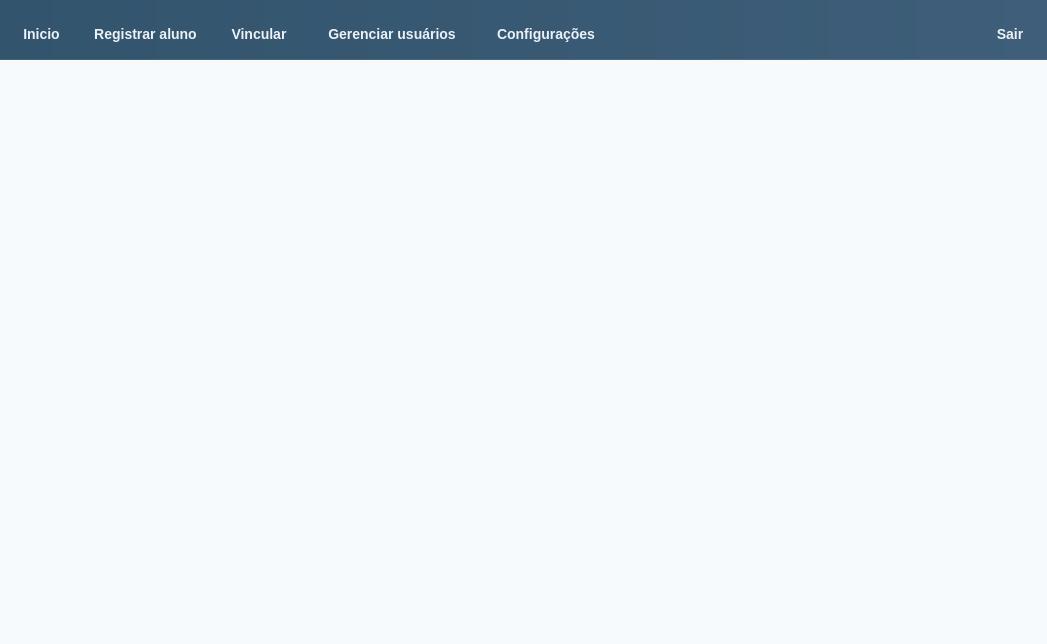
First picture: the form in uis/Main.ui, repository Samuenpd/SISPE, before the edit.
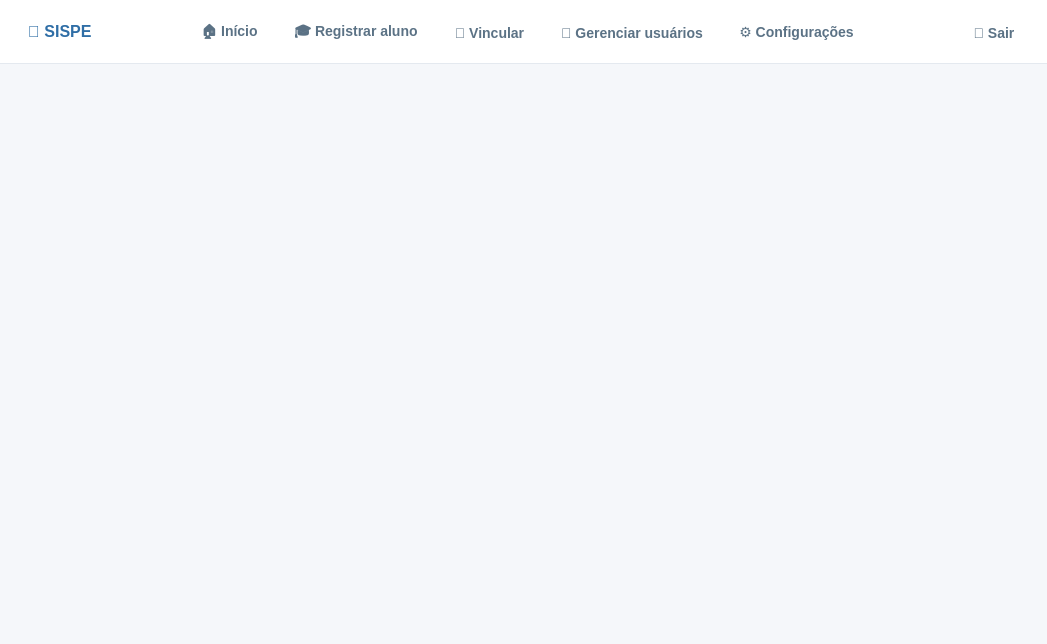
Second picture: the form after the edit.

The edit to the form file:
```diff
--- a/uis/Main.ui
+++ b/uis/Main.ui
@@ -7,7 +7,7 @@
   </property>
   <property name="windowTitle"><string>SISPE</string></property>
   <property name="styleSheet">
-   <string notr="true">QMainWindow { background: #F6FAFC; }</string>
+   <string notr="true">QMainWindow { background: #F5F7FA; }</string>
   </property>
   <widget class="QWidget" name="centralwidget">
    <layout class="QVBoxLayout" name="verticalLayout_4">
@@ -18,25 +18,57 @@
     <property name="bottomMargin"><number>0</number></property>
     <item>
      <widget class="QFrame" name="TopBar">
-      <property name="minimumSize"><size><width>0</width><height>60</height></size></property>
-      <property name="maximumSize"><size><width>16777215</width><height>60</height></size></property>
+      <property name="minimumSize"><size><width>0</width><height>64</height></size></property>
+      <property name="maximumSize"><size><width>16777215</width><height>64</height></size></property>
       <property name="styleSheet">
        <string notr="true">#TopBar { 
-         background: qlineargradient(x1:0, y1:0, x2:1, y2:0, stop:0 #33546D, stop:1 #3E5E79); 
+         background: #FFFFFF; 
          border: none; 
-         border-bottom: 1px solid rgba(255,255,255,0.08);
+         border-bottom: 1px solid #E4E9EF;
        }
-        QPushButton { color: #EAF2F8; background: transparent; border: none; font-size: 14px; font-weight: 600; padding: 8px 14px; border-radius: 8px; }
-        QPushButton:hover { color: #FFFFFF; background: rgba(255,255,255,0.10); }</string>
+        QPushButton {
+          color: #5B7285;
+          background: transparent;
+          border: none;
+          border-bottom: 3px solid transparent;
+          font-size: 14px;
+          font-weight: 600;
+          padding: 8px 16px;
+          border-radius: 8px;
+        }
+        QPushButton:hover {
+          color: #2F6EA6;
+          background: #F1F7FB;
+        }
+        QPushButton[ativo="true"] {
+          color: #2F6EA6;
+          background: #DDEEFF;
+          border-bottom: 3px solid #5B84A6;
+        }
+        #bntsair:hover {
+          color: #D9736C;
+          background: #FBEEEC;
+        }
+        #labelMarcaTopo {
+          color: #2F6EA6;
+          font-size: 16px;
+          font-weight: 700;
+          padding-left: 8px;
+        }</string>
       </property>
       <layout class="QHBoxLayout" name="horizontalLayout_3">
-       <item><widget class="QPushButton" name="bnthome"><property name="minimumSize"><size><width>0</width><height>50</height></size></property><property name="maximumSize"><size><width>150</width><height>50</height></size></property><property name="text"><string>Inicio</string></property></widget></item>
-       <item><widget class="QPushButton" name="btnRegistrarAluno"><property name="minimumSize"><size><width>0</width><height>50</height></size></property><property name="maximumSize"><size><width>150</width><height>50</height></size></property><property name="text"><string>Registrar aluno</string></property></widget></item>
-       <item><widget class="QPushButton" name="bntvincular"><property name="minimumSize"><size><width>0</width><height>50</height></size></property><property name="maximumSize"><size><width>150</width><height>50</height></size></property><property name="text"><string>Vincular</string></property></widget></item>
-       <item><widget class="QPushButton" name="btngerenusua"><property name="minimumSize"><size><width>170</width><height>50</height></size></property><property name="maximumSize"><size><width>200</width><height>50</height></size></property><property name="text"><string>Gerenciar usuários</string></property></widget></item>
-       <item><widget class="QPushButton" name="bntconfig"><property name="minimumSize"><size><width>0</width><height>50</height></size></property><property name="maximumSize"><size><width>150</width><height>50</height></size></property><property name="text"><string>Configurações</string></property></widget></item>
+       <property name="leftMargin"><number>16</number></property>
+       <property name="rightMargin"><number>16</number></property>
+       <property name="spacing"><number>4</number></property>
+       <item><widget class="QLabel" name="labelMarcaTopo"><property name="text"><string>🧭 SISPE</string></property></widget></item>
+       <item><spacer name="horizontalSpacerMarca"><property name="orientation"><enum>Qt::Orientation::Horizontal</enum></property><property name="sizeHint" stdset="0"><size><width>28</width><height>20</height></size></property></spacer></item>
+       <item><widget class="QPushButton" name="bnthome"><property name="minimumSize"><size><width>0</width><height>50</height></size></property><property name="maximumSize"><size><width>150</width><height>50</height></size></property><property name="text"><string>🏠 Início</string></property></widget></item>
+       <item><widget class="QPushButton" name="btnRegistrarAluno"><property name="minimumSize"><size><width>0</width><height>50</height></size></property><property name="maximumSize"><size><width>170</width><height>50</height></size></property><property name="text"><string>🎓 Registrar aluno</string></property></widget></item>
+       <item><widget class="QPushButton" name="bntvincular"><property name="minimumSize"><size><width>0</width><height>50</height></size></property><property name="maximumSize"><size><width>150</width><height>50</height></size></property><property name="text"><string>🔗 Vincular</string></property></widget></item>
+       <item><widget class="QPushButton" name="btngerenusua"><property name="minimumSize"><size><width>170</width><height>50</height></size></property><property name="maximumSize"><size><width>210</width><height>50</height></size></property><property name="text"><string>👥 Gerenciar usuários</string></property></widget></item>
+       <item><widget class="QPushButton" name="bntconfig"><property name="minimumSize"><size><width>0</width><height>50</height></size></property><property name="maximumSize"><size><width>170</width><height>50</height></size></property><property name="text"><string>⚙️ Configurações</string></property></widget></item>
        <item><spacer name="horizontalSpacer"><property name="orientation"><enum>Qt::Orientation::Horizontal</enum></property><property name="sizeHint" stdset="0"><size><width>40</width><height>20</height></size></property></spacer></item>
-       <item><widget class="QPushButton" name="bntsair"><property name="minimumSize"><size><width>0</width><height>50</height></size></property><property name="maximumSize"><size><width>150</width><height>50</height></size></property><property name="text"><string>Sair</string></property></widget></item>
+       <item><widget class="QPushButton" name="bntsair"><property name="minimumSize"><size><width>0</width><height>50</height></size></property><property name="maximumSize"><size><width>150</width><height>50</height></size></property><property name="text"><string>🚪 Sair</string></property></widget></item>
       </layout>
      </widget>
     </item>
```
